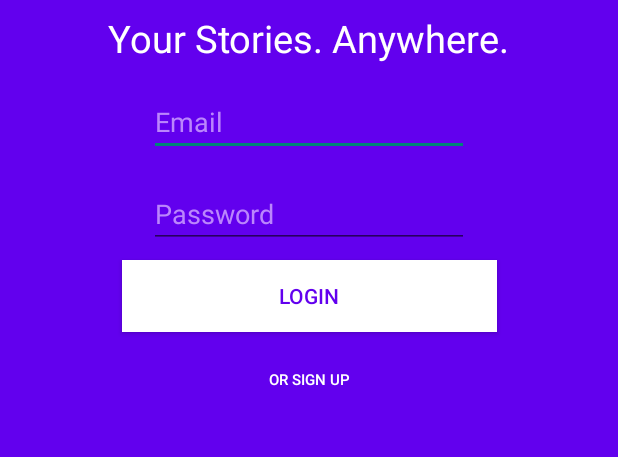
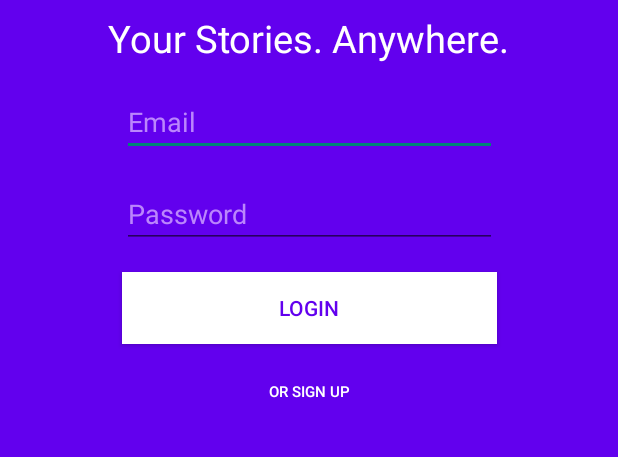
Before and after one commit to nirtz89/stellarApp, an Android app: the screen it shows after launch (Login), on a phone screen of 412 x 824 dp, the part 189-646 px from its top. Run offline under Robolectric (Android 15) with nearby library versions, the phone set to English and light mode, and no system bars.

```diff
--- a/app/src/main/res/layout/activity_login.xml
+++ b/app/src/main/res/layout/activity_login.xml
@@ -45,6 +45,7 @@
         android:layout_marginStart="8dp"
         android:layout_marginTop="8dp"
         android:layout_marginEnd="8dp"
+        android:minWidth="250dp"
         android:ems="10"
         android:hint="Email"
         android:inputType="textPersonName"
@@ -71,14 +72,13 @@
         android:id="@+id/pwdText"
         android:layout_width="wrap_content"
         android:layout_height="wrap_content"
-        android:layout_marginStart="8dp"
         android:layout_marginTop="16dp"
-        android:layout_marginEnd="8dp"
         android:ems="10"
+        android:hint="Password"
         android:inputType="textPassword"
-        android:hint="Password"
+        android:minWidth="250dp"
+        android:textColor="#FFFFFF"
         android:textColorHint="@color/colorAccent"
-        android:textColor="#FFFFFF"
         app:layout_constraintEnd_toEndOf="parent"
         app:layout_constraintStart_toStartOf="parent"
         app:layout_constraintTop_toBottomOf="@+id/emailText" />
@@ -87,11 +87,11 @@
         android:id="@+id/loginBtn"
         android:layout_width="wrap_content"
         android:layout_height="wrap_content"
-        android:layout_marginTop="8dp"
+        android:layout_marginTop="16dp"
+        android:background="#FFFFFF"
+        android:minWidth="250dp"
         android:text="Login"
-        android:background="#FFFFFF"
         android:textColor="@color/colorPrimary"
-        android:minWidth="250dp"
         app:layout_constraintEnd_toEndOf="@+id/pwdText"
         app:layout_constraintStart_toStartOf="@+id/pwdText"
         app:layout_constraintTop_toBottomOf="@+id/pwdText" />
--- a/app/src/main/res/mipmap-anydpi-v26/ic_launcher.xml
+++ b/app/src/main/res/mipmap-anydpi-v26/ic_launcher.xml
@@ -1,5 +1,5 @@
 <?xml version="1.0" encoding="utf-8"?>
 <adaptive-icon xmlns:android="http://schemas.android.com/apk/res/android">
-    <background android:drawable="@drawable/ic_launcher_background" />
-    <foreground android:drawable="@drawable/ic_launcher_foreground" />
+    <background android:drawable="@mipmap/ic_launcher_background"/>
+    <foreground android:drawable="@mipmap/ic_launcher_foreground"/>
 </adaptive-icon>
--- a/app/src/main/res/mipmap-anydpi-v26/ic_launcher_round.xml
+++ b/app/src/main/res/mipmap-anydpi-v26/ic_launcher_round.xml
@@ -1,5 +1,5 @@
 <?xml version="1.0" encoding="utf-8"?>
 <adaptive-icon xmlns:android="http://schemas.android.com/apk/res/android">
-    <background android:drawable="@drawable/ic_launcher_background" />
-    <foreground android:drawable="@drawable/ic_launcher_foreground" />
+    <background android:drawable="@mipmap/ic_launcher_background"/>
+    <foreground android:drawable="@mipmap/ic_launcher_foreground"/>
 </adaptive-icon>
```
Also changed, not shown: app/src/main/java/com/example/nir/stellarapp/DatabaseHelper.java (+10 -1 lines), app/src/main/res/layout/activity_register.xml (+11 -0 lines), app/src/main/res/mipmap-hdpi/ic_launcher.png, app/src/main/res/mipmap-hdpi/ic_launcher_round.png, app/src/main/res/mipmap-mdpi/ic_launcher.png, app/src/main/res/mipmap-mdpi/ic_launcher_round.png, app/src/main/res/mipmap-xhdpi/ic_launcher.png, app/src/main/res/mipmap-xhdpi/ic_launcher_round.png, app/src/main/res/mipmap-xxhdpi/ic_launcher.png, app/src/main/res/mipmap-xxhdpi/ic_launcher_round.png, app/src/main/res/mipmap-xxxhdpi/ic_launcher.png, app/src/main/res/mipmap-xxxhdpi/ic_launcher_round.png.
